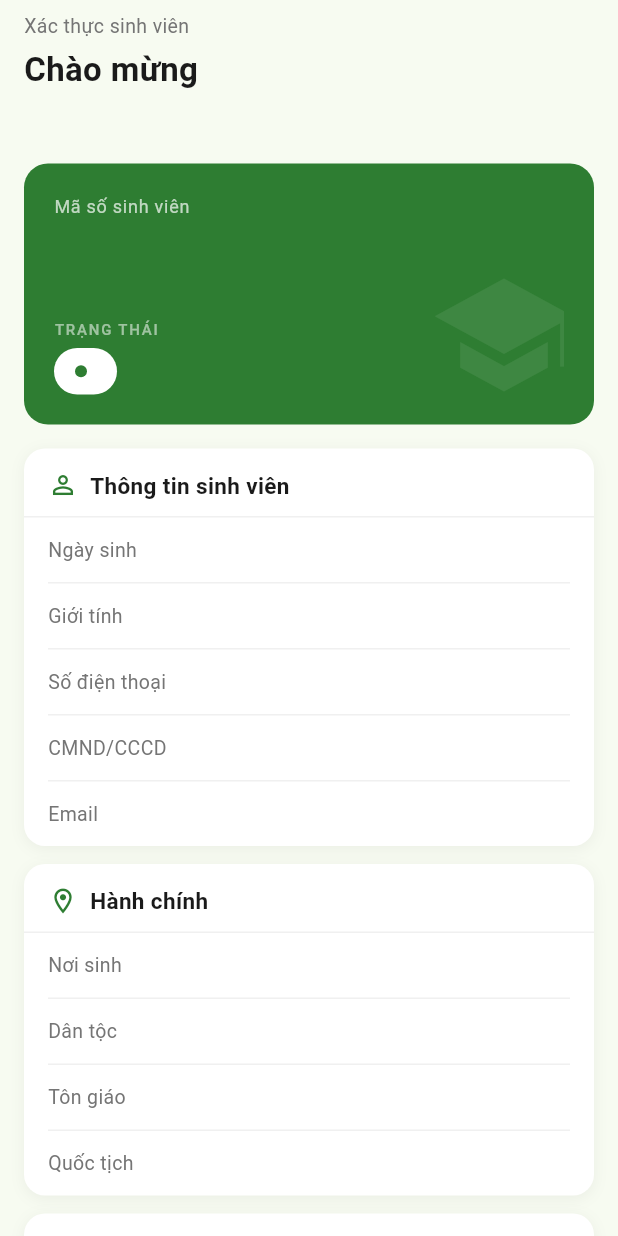
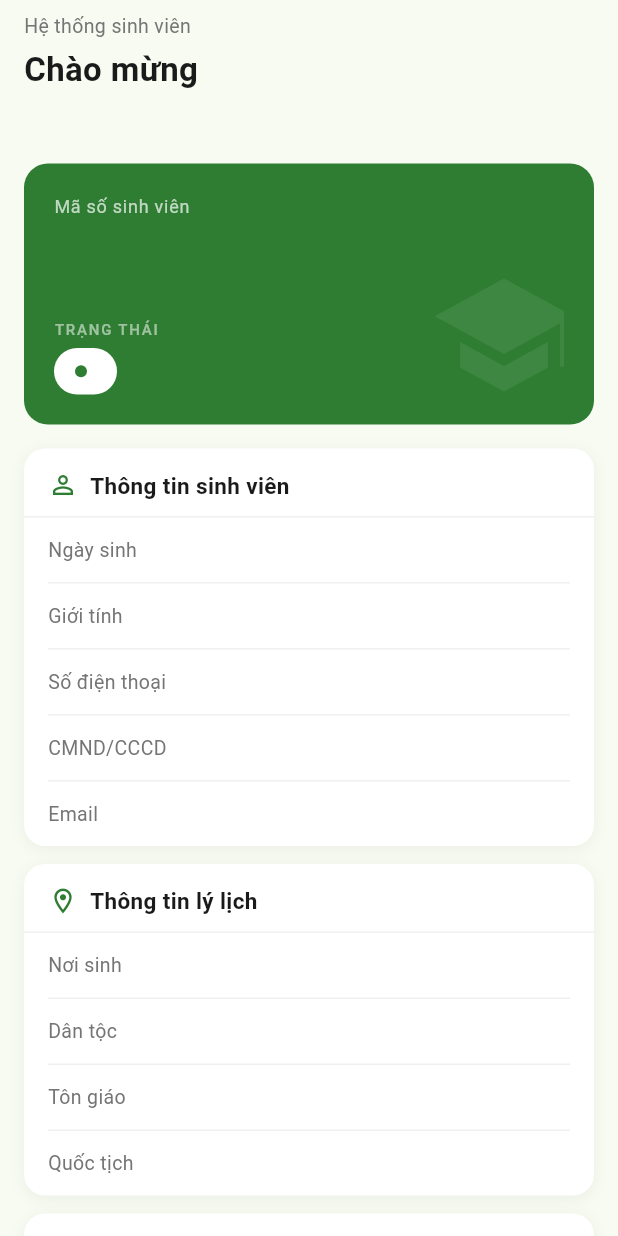
Before and after one commit to NP-Thanh/info-nlu-mobileapp, a Flutter app: the _StudentInfoBody widget shown alone on an empty page, opened directly with empty values, on a phone screen of 412 x 824 dp. Run offline on Flutter 3.47's test engine with Material 3 defaults, Android fonts, the phone set to English and light mode, and no system bars; our stand-ins replace dio, flutter_riverpod, shared_preferences; accounts and stored records are empty; network calls fail.

Commit message:
sua UI trang info student

```diff
--- a/frontend/lib/features/auth/view/forgot_password_screen.dart
+++ b/frontend/lib/features/auth/view/forgot_password_screen.dart
@@ -383,7 +383,7 @@ class _ForgotPasswordScreenState extends ConsumerState<ForgotPasswordScreen> {
                 ),
                 SizedBox(height: 2),
                 Text(
-                  'Mật khẩu mới sẽ được gửi đến email sinh viên đã đăng ký',
+                  'Mật khẩu mới sẽ được gửi đến email sinh viên của bạn',
                   style: TextStyle(
                     fontSize: 12,
                     color: AppColors.textSecondary,
--- a/frontend/lib/features/student/model/student_info.dart
+++ b/frontend/lib/features/student/model/student_info.dart
@@ -10,7 +10,7 @@ class StudentInfo {
   final String? idCard;
   final String? email;
 
-  // Hành chính
+  // Thông tin lý lịch
   final String? birthPlace;
   final String? ethnicity;
   final String? religion;
@@ -18,6 +18,7 @@ class StudentInfo {
 
   // Thông tin khóa học
   final String? major;
+  final String? specialization;
   final String? classCode;
   final String? faculty;
   final String? academicYear;
@@ -37,6 +38,7 @@ class StudentInfo {
     this.religion,
     this.nationality,
     this.major,
+    this.specialization,
     this.classCode,
     this.faculty,
     this.academicYear,
@@ -58,6 +60,7 @@ class StudentInfo {
       religion: json['religion'],
       nationality: json['nationality'],
       major: json['major'],
+      specialization: json['specialization'],
       classCode: json['classCode'],
       faculty: json['faculty'],
       academicYear: json['academicYear'],
--- a/frontend/lib/features/student/view/student_info_screen.dart
+++ b/frontend/lib/features/student/view/student_info_screen.dart
@@ -19,7 +19,11 @@ class StudentInfoScreen extends ConsumerWidget {
           child: CircularProgressIndicator(color: AppColors.primary),
         ),
         error: (e, _) => _ErrorView(onRetry: () => ref.invalidate(studentInfoProvider)),
-        data: (student) => _StudentInfoBody(student: student),
+        data: (student) => RefreshIndicator(
+          color: AppColors.primary,
+          onRefresh: () async => ref.invalidate(studentInfoProvider),
+          child: _StudentInfoBody(student: student),
+        ),
       ),
     );
   }
@@ -68,6 +72,7 @@ class _StudentInfoBody extends StatelessWidget {
   @override
   Widget build(BuildContext context) {
     return SingleChildScrollView(
+      physics: const AlwaysScrollableScrollPhysics(),
       padding: const EdgeInsets.symmetric(horizontal: 16, vertical: 8),
       child: Column(
         crossAxisAlignment: CrossAxisAlignment.start,
@@ -90,7 +95,7 @@ class _StudentInfoBody extends StatelessWidget {
           const SizedBox(height: 12),
           _buildSection(
             icon: Icons.location_on_outlined,
-            title: 'Hành chính',
+            title: 'Thông tin lý lịch',
             children: [
               _InfoRow(label: 'Nơi sinh', value: student.birthPlace ?? '—'),
               _InfoRow(label: 'Dân tộc', value: student.ethnicity ?? '—'),
@@ -106,18 +111,23 @@ class _StudentInfoBody extends StatelessWidget {
               _InfoRowDouble(
                 label1: 'Ngành học',
                 value1: student.major ?? '—',
-                label2: 'Lớp sinh hoạt',
-                value2: student.classCode ?? '—',
+                label2: 'Chuyên ngành',
+                value2: student.specialization ?? '—',
               ),
               const Divider(height: 1, color: Color(0xFFF0F0F0)),
               _InfoRowDouble(
-                label1: 'Khoa',
-                value1: student.faculty ?? '—',
-                label2: 'Niên khóa',
-                value2: student.academicYear ?? '—',
+                label1: 'Lớp sinh hoạt',
+                value1: student.classCode ?? '—',
+                label2: 'Khoa',
+                value2: student.faculty ?? '—',
               ),
               const Divider(height: 1, color: Color(0xFFF0F0F0)),
-              _InfoRow(label: 'Bậc đào tạo', value: student.degreeType ?? '—', isLast: true),
+              _InfoRowDouble(
+                label1: 'Niên khóa',
+                value1: student.academicYear ?? '—',
+                label2: 'Bậc đào tạo',
+                value2: student.degreeType ?? '—',
+              ),
             ],
           ),
           const SizedBox(height: 24),
@@ -131,7 +141,7 @@ class _StudentInfoBody extends StatelessWidget {
       crossAxisAlignment: CrossAxisAlignment.start,
       children: [
         const Text(
-          'Xác thực sinh viên',
+          'Hệ thống sinh viên',
           style: TextStyle(fontSize: 13, color: AppColors.textSecondary),
         ),
         const SizedBox(height: 4),
```
Also changed, not shown: 5 other files.
